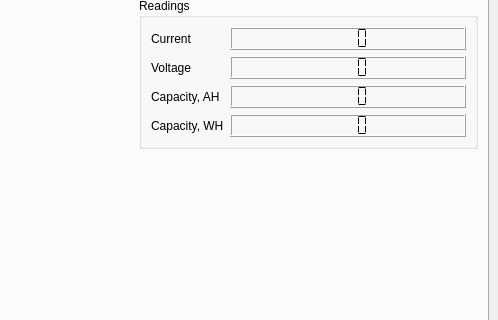
misdoro/Electronic_load_px100, file gui/main.ui: the form before one commit; both pictures show x 487 to 985 and y 228 to 548 of the 985 by 700 pixel window.
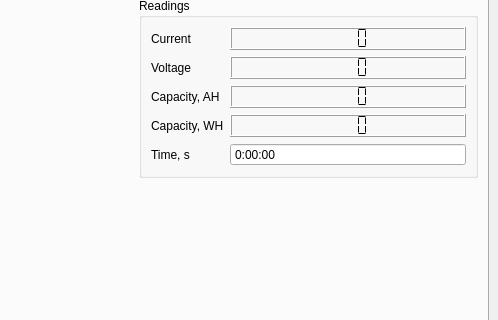
The form after the commit.

Commit message: Set and display the timer value

```diff
--- a/gui/main.ui
+++ b/gui/main.ui
@@ -279,6 +279,32 @@
                </property>
               </widget>
              </item>
+             <item row="4" column="0">
+              <widget class="QLabel" name="label_9">
+               <property name="text">
+                <string>Time, s</string>
+               </property>
+              </widget>
+             </item>
+             <item row="4" column="1">
+              <widget class="QTimeEdit" name="readTime">
+               <property name="enabled">
+                <bool>true</bool>
+               </property>
+               <property name="readOnly">
+                <bool>true</bool>
+               </property>
+               <property name="buttonSymbols">
+                <enum>QAbstractSpinBox::NoButtons</enum>
+               </property>
+               <property name="currentSection">
+                <enum>QDateTimeEdit::MinuteSection</enum>
+               </property>
+               <property name="displayFormat">
+                <string>h:mm:ss</string>
+               </property>
+              </widget>
+             </item>
             </layout>
            </widget>
           </item>
```
Left out of the diff: 58 changed lines with no effect on the pictures. The commit also changes 2 other files.
